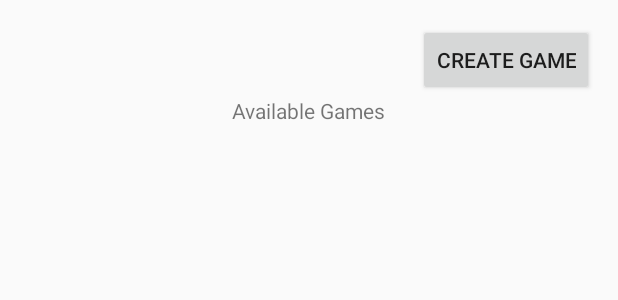
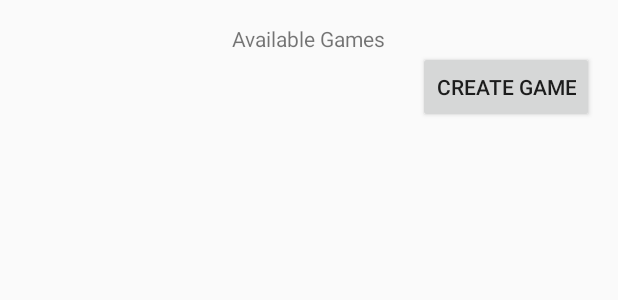
Before and after one commit to gcherr/CMPS115-Project, an Android app: the layout activity_found_games.xml on its own in the app's theme, with its tools: preview values and no code run, on a phone screen of 412 x 824 dp. Shown: the top 300 px of the screen. Run offline under Robolectric (Android 15) with nearby library versions, the phone set to English and light mode, and no system bars.

Commit message:
UI changes to found games page, refreshes results on resume

```diff
--- a/SlugSports/app/src/main/java/com/example/will/slugsports/MainActivity.java
+++ b/SlugSports/app/src/main/java/com/example/will/slugsports/MainActivity.java
@@ -246,6 +246,7 @@ public class MainActivity extends ActionBarActivity {
         spList.add("Swimming");
         spList.add("Tennis");
         spList.add("Weightlifting");
+        spList.add("Other");
     }
 
     //Populate locList with the available locations
@@ -261,6 +262,7 @@ public class MainActivity extends ActionBarActivity {
         locList.add("West Field House");
         locList.add("West Gym");
         locList.add("West Tennis Courts");
+        locList.add("Other");
 
     }
 
--- a/SlugSports/app/src/main/java/com/example/will/slugsports/createEvent.java
+++ b/SlugSports/app/src/main/java/com/example/will/slugsports/createEvent.java
@@ -140,6 +140,8 @@ public class createEvent extends FragmentActivity
         event.saveInBackground();
         Log.i("DEBUG", "Saved in BG");
 
+        super.onBackPressed();
+
     }
 
     public void onTimeSelected(int hourOfEvent, int minuteOfEvent){
--- a/SlugSports/app/src/main/res/layout/activity_found_games.xml
+++ b/SlugSports/app/src/main/res/layout/activity_found_games.xml
@@ -12,17 +12,18 @@
         android:layout_height="wrap_content"
         android:text="@string/create_text"
         android:id="@+id/button"
+        android:onClick="createEvent"
         android:layout_alignParentTop="true"
-        android:layout_alignParentRight="true"
-        android:layout_alignParentEnd="true"
-        android:onClick="createEvent" />
+        android:layout_alignRight="@+id/listView2"
+        android:layout_alignEnd="@+id/listView2"
+        android:layout_marginTop="18dp" />
 
     <TextView
         android:layout_width="wrap_content"
         android:layout_height="wrap_content"
         android:text="@string/available"
         android:id="@+id/textView"
-        android:layout_below="@+id/button"
+        android:layout_alignParentTop="true"
         android:layout_centerHorizontal="true" />
 
     <ListView
@@ -30,5 +31,16 @@
         android:layout_height="wrap_content"
         android:id="@+id/listView2"
         android:layout_centerHorizontal="true"
-        android:layout_below="@+id/textView" />
+        android:layout_above="@+id/textView3"
+        android:layout_below="@+id/button" />
+
+    <TextView
+        android:layout_width="fill_parent"
+        android:layout_height="wrap_content"
+        android:textAppearance="?android:attr/textAppearanceSmall"
+        android:text="@string/default_criteria"
+        android:id="@+id/textView3"
+        android:layout_alignParentBottom="true"
+        android:layout_alignParentLeft="true"
+        android:layout_alignParentStart="true" />
 </RelativeLayout>
```
Also changed, not shown: SlugSports/app/src/main/java/com/example/will/slugsports/FoundGames.java (+73 -47 lines).
